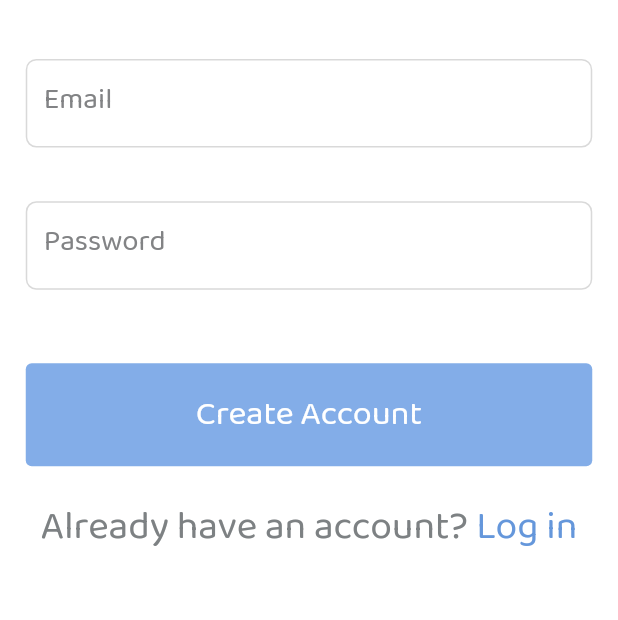
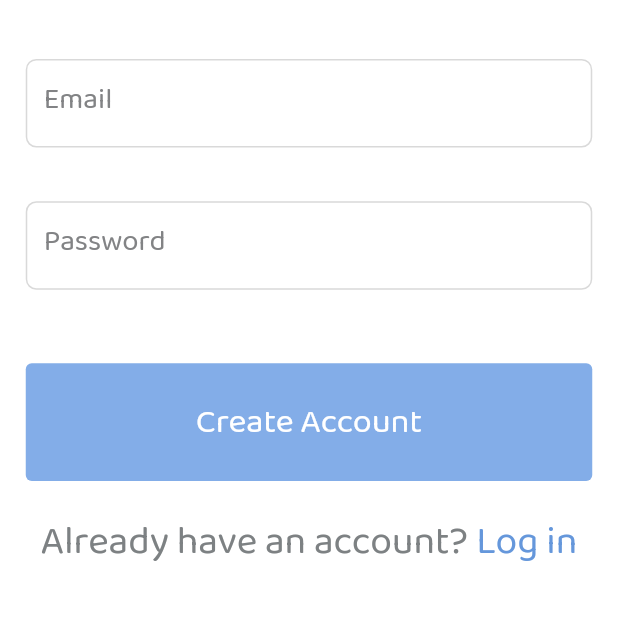
Before and after one commit to ampsarfraz/caregigsworkabroad, a Flutter app: the SignUpScreen screen opened by its route, on a phone screen of 412 x 824 dp, the part 373-993 px from its top. Run offline on Flutter 3.47's test engine with Material 2 defaults, Android fonts, the phone set to English and light mode, and no system bars; our stand-ins replace dio, dropdown_button2, flutter_screenutil, flutter_secure_storage, get, google_fonts and 1 more; accounts and stored records are empty.

Commit message:
ui dev changes

```diff
--- a/lib/main.dart
+++ b/lib/main.dart
@@ -30,6 +30,7 @@ class WorkAbroadApp extends StatelessWidget {
                   MaterialColor(AppTheme.primaryColorCode, appPrimaryColor)),
           initialBinding: InitialBindings(),
           initialRoute: GlobalService.to.initialRoute(),
+          // home: const ,
           getPages: AppPages.pages,
         );
       },
--- a/lib/utils/reusable_widgets.dart
+++ b/lib/utils/reusable_widgets.dart
@@ -106,7 +106,7 @@ Widget textField(
         double lableTextSize = 15,
         Color labelColor = Colors.transparent,
         Color borderColor = Colors.transparent,
-        double? giveHeight,
+        double? giveHeight = 60,
         double? giveWidth,
         bool alignLabelasHint = false,
         Widget? suffixWidget,
@@ -115,7 +115,7 @@ Widget textField(
         void Function()? onFieldTap,
         Color backgroundColor = Colors.white}) =>
     Container(
-      height: 60.sp,
+      height: giveHeight!.sp,
       decoration: BoxDecoration(
           color: backgroundColor, borderRadius: BorderRadius.circular(12)),
       width: giveWidth,
@@ -167,21 +167,22 @@ Widget button(
         required onPress,
         required String buttonText,
         double? buttonWidth,
-        double? buttonHeight,
+        double buttonHeight = 30,
         double borderWidth = 0,
+        double borderRadius = 4,
         Color borderColor = Colors.white,
         Color buttonTextColor = Colors.white,
         double textSize = 17,
         FontWeight textWieght = FontWeight.normal}) =>
     SizedBox(
-      height: buttonHeight,
+      height: buttonHeight.sp,
       width: buttonWidth,
       child: ElevatedButton(
         style: ElevatedButton.styleFrom(
           backgroundColor: buttonColor,
           shadowColor: Colors.transparent,
           shape: RoundedRectangleBorder(
-            borderRadius: BorderRadius.circular(4),
+            borderRadius: BorderRadius.circular(borderRadius),
           ),
         ),
         onPressed: onPress,
```
